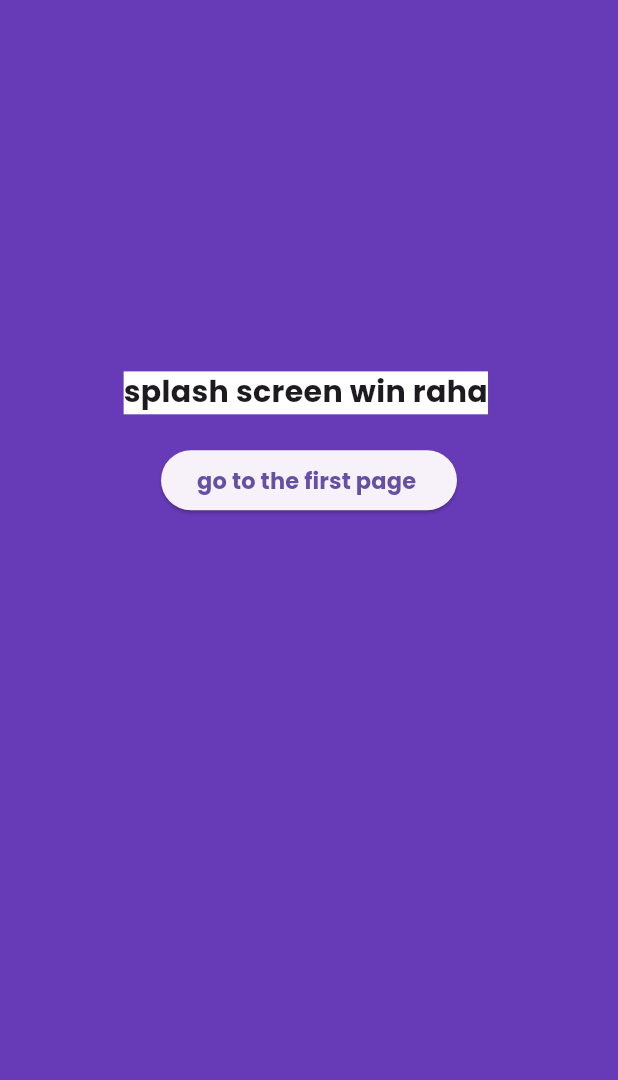
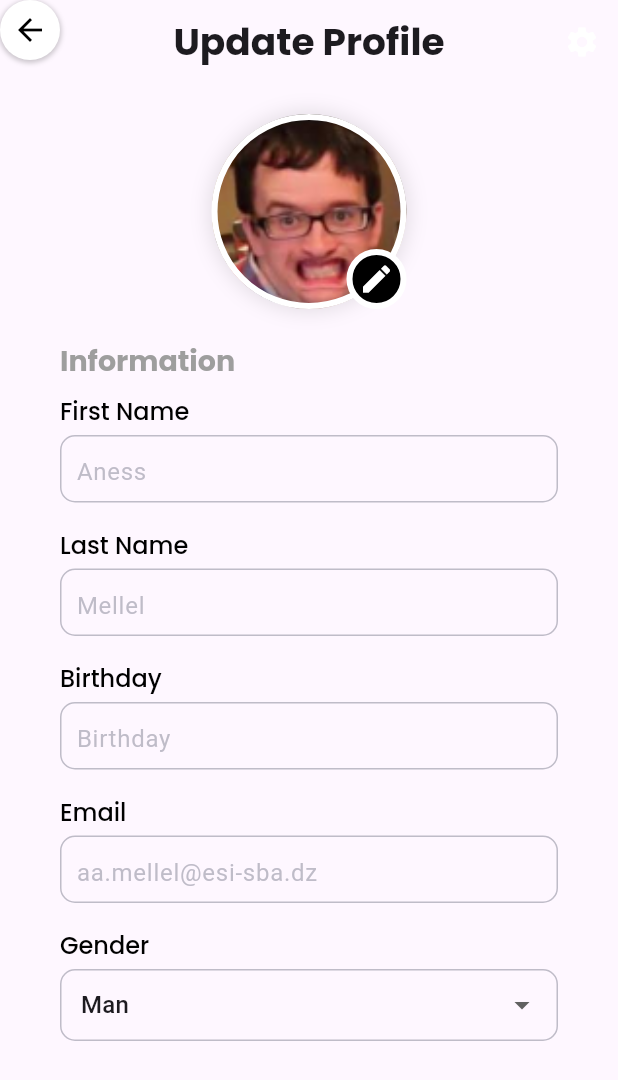
Before and after one commit to souhaibmk22/towpall, a Flutter app: the screen it shows after launch, on a phone screen of 412 x 824 dp. Shown: the top 1080 px of the screen. Run offline on Flutter 3.47's test engine with Material 3 defaults, Android fonts, the phone set to English and light mode, and no system bars; our stand-ins replace flutter_spinkit, geocoding, geolocator, google_fonts, intl_phone_number_input, location and 1 more.

Commit message:
update_profile screen\setting screen

```diff
--- a/lib/main.dart
+++ b/lib/main.dart
@@ -1,6 +1,10 @@
 // ignore_for_file: prefer_const_constructors
 
 import 'package:carihio/pages/home.dart';
+import 'package:carihio/pages/map_page.dart';
+import 'package:carihio/pages/select_location.dart';
+import 'package:carihio/pages/settings.dart';
+import 'package:carihio/pages/update_profile.dart';
 import 'package:flutter/material.dart';
 
 void main() {
@@ -16,7 +20,7 @@ class MyApp extends StatelessWidget {
     return MaterialApp(
       debugShowCheckedModeBanner: false,
       title: 'let me start',
-      home: homescreen(),
+      home: UpdateProfile (),
     );
   }
 }
--- /dev/null
+++ b/lib/pages/update_profile.dart
@@ -0,0 +1,335 @@
+import 'package:flutter/material.dart';
+
+class UpdateProfile extends StatefulWidget {
+  const UpdateProfile({Key? key}) : super(key: key);
+
+  @override
+  State<UpdateProfile> createState() => _UpdateProfileState();
+}
+
+class _UpdateProfileState extends State<UpdateProfile> {
+  String firstName = 'Aness';
+  String lastName = 'Mellel';
+  String birthday = 'Birthday';
+  String email = 'aa.mellel@esi-sba.dz';
+  String gender = 'Man';
+
+  @override
+  Widget build(BuildContext context) {
+    return Scaffold(
+      appBar: AppBar(
+        title: Text(
+          'Update Profile',
+          style: TextStyle(
+            fontFamily: 'Poppins',
+            fontSize: 25,
+            fontWeight: FontWeight.w700,
+            height: 1.58,
+
+          ),
+        ),
+        centerTitle: true,
+        leading: Builder(
+          builder: (BuildContext context) {
+            return Stack(
+              children: [
+                Container(
+                  height: 40,
+                  width: 40,
+                  decoration: BoxDecoration(
+                    shape: BoxShape.circle,
+                    boxShadow: [
+                      BoxShadow(
+                        color: Colors.black.withOpacity(0.2),
+                        spreadRadius: 1,
+                        blurRadius: 2,
+                        offset: const Offset(0, 1),
+                      ),
+                    ],
+                  ),
+                  child: const CircleAvatar(
+                    backgroundColor: Colors.white,
+                    child: Icon(
+                      Icons.arrow_back,
+                      color: Colors.black,
+                    ),
+                  ),
+                ),
+              ],
+            );
+          },
+        ),
+        actions: [
+          IconButton(
+            icon: const Icon(
+              Icons.settings,
+              color: Colors.white,
+            ),
+            onPressed: () {},
+          ),
+        ],
+      ),
+      body: GestureDetector(
+        onTap: () {
+          FocusScope.of(context).unfocus();
+        },
+        child: Padding(
+          padding: const EdgeInsets.symmetric(horizontal: 40, vertical: 20),
+          child: ListView(
+            children: [
+              Center(
+                child: Stack(
+                  children: [
+                    Container(
+                      width: 130,
+                      height: 130,
+                      decoration: BoxDecoration(
+                        border: Border.all(width: 4, color: Colors.white),
+                        boxShadow: [
+                          BoxShadow(
+                            spreadRadius: 2,
+                            blurRadius: 10,
+                            color: Colors.black.withOpacity(0.1),
+                          )
+                        ],
+                        shape: BoxShape.circle,
+                        image: const DecorationImage(
+                          fit: BoxFit.cover,
+                          image: AssetImage('images/pic.png'),
+                        ),
+                      ),
+                    ),
+                    Positioned(
+                      bottom: 0,
+                      right: 0,
+                      child: Container(
+                        height: 40,
+                        width: 40,
+                        decoration: BoxDecoration(
+                          shape: BoxShape.circle,
+                          border: Border.all(width: 4, color: Colors.white),
+                          color: Colors.black,
+                        ),
+                        child: const Icon(
+                          Icons.edit,
+                          color: Colors.white,
+                        ),
+                      ),
+                    ),
+                  ],
+                ),
+              ),
+              const SizedBox(height: 20),
+              Padding(
+                padding: const EdgeInsets.only(left: 0),
+                child: Text(
+                  'Information',
+                  style: const TextStyle(
+                    fontFamily: 'Poppins',
+                    fontSize: 19,
+                    fontWeight: FontWeight.w700,
+                    height: 1.5,
+                    letterSpacing: 0,
+                    color: Colors.grey,
+                  ),
+                ),
+              ),
+              UserInfoCard(
+                label: 'First Name',
+                initialValue: firstName,
+                onChanged: (value) {
+                  setState(() {
+                    firstName = value;
+                  });
+                },
+                setStateCallback: () {
+                  setState(() {});
+                },
+              ),
+              UserInfoCard(
+                label: 'Last Name',
+                initialValue: lastName,
+                onChanged: (value) {
+                  setState(() {
+                    lastName = value;
+                  });
+                },
+                setStateCallback: () {
+                  setState(() {});
+                },
+              ),
+              UserInfoCard(
+                label: 'Birthday',
+                initialValue: birthday,
+                onChanged: (value) {
+                  setState(() {
+                    birthday = value;
+                  });
+                },
+                setStateCallback: () {
+                  setState(() {});
+                },
+              ),
+              UserInfoCard(
+                label: 'Email',
+                initialValue: email,
+                onChanged: (value) {
+                  setState(() {
+                    email = value;
+                  });
+                },
+                setStateCallback: () {
+                  setState(() {});
+                },
+              ),
+              UserInfoCard(
+                label: 'Gender',
+                initialValue: gender,
+                onChanged: (value) {
+                  setState(() {
+                    gender = value;
+                  });
+                },
+                setStateCallback: () {
+                  setState(() {});
+                },
+              ),
+            ],
+          ),
+        ),
+      ),
+    );
+  }
+}
+
+class UserInfoCard extends StatefulWidget {
+  final String label;
+  final String initialValue;
+  final ValueChanged<String> onChanged;
+  final VoidCallback setStateCallback;
+
+  const UserInfoCard({
+    Key? key,
+    required this.label,
+    required this.initialValue,
+    required this.onChanged,
+    required this.setStateCallback,
+  }) : super(key: key);
+
+  @override
+  _UserInfoCardState createState() => _UserInfoCardState();
+}
+
+class _UserInfoCardState extends State<UserInfoCard> {
+  late TextEditingController _controller;
+  late FocusNode _focusNode;
+
+  @override
+  void initState() {
+    super.initState();
+    _controller = TextEditingController(text: widget.initialValue);
+    _focusNode = FocusNode();
+  }
+
+  @override
+  void dispose() {
+    _controller.dispose();
+    _focusNode.dispose();
+    super.dispose();
+  }
+
+  @override
+  Widget build(BuildContext context) {
+    return Padding(
+      padding: const EdgeInsets.symmetric(vertical: 8),
+      child: Column(
+        crossAxisAlignment: CrossAxisAlignment.start,
+        children: [
+          Text(
+            widget.label,
+            style: const TextStyle(
+              fontFamily: 'Poppins',
+              fontSize: 16,
+              fontWeight: FontWeight.w500,
+              height: 1.5,
+              letterSpacing: 0,
+              color: Colors.black,
+            ),
+          ),
+          const SizedBox(height: 4),
+          _buildInputField(),
+        ],
+      ),
+    );
+  }
+
+  Widget _buildInputField() {
+    if (widget.label == 'Gender') {
+      return DropdownButtonFormField<String>(
+        value: widget.initialValue,
+        items: ['Man', 'Woman'].map((String gender) {
+          return DropdownMenuItem<String>(
+            value: gender,
+            child: Text(gender),
+          );
+        }).toList(),
+        onChanged: (value) {
+          setState(() {
+            widget.onChanged(value!);
+            widget.setStateCallback();
+          });
+        },
+        decoration: InputDecoration(
+          border: OutlineInputBorder(
+            borderSide: BorderSide(color: Color(0xFF89898999)),
+            borderRadius: BorderRadius.circular(10),
+          ),
+          contentPadding: const EdgeInsets.symmetric(horizontal: 10),
+          enabledBorder: OutlineInputBorder(
+            borderSide: BorderSide(color: Color(0xFF89898999)),
+            borderRadius: BorderRadius.circular(10),
+          ),
+          focusedBorder: OutlineInputBorder(
+            borderSide: BorderSide(color: Colors.blue),
+            borderRadius: BorderRadius.circular(10),
+          ),
+        ),
+      );
+    } else {
+      return Container(
+        width: double.infinity,
+        height: 45,
+        decoration: BoxDecoration(
+          borderRadius: BorderRadius.circular(10),
+          border: Border.all(color: Color(0xFF89898999)),
+        ),
+        child: TextField(
+          focusNode: _focusNode,
+          decoration: const InputDecoration(
+            border: InputBorder.none,
+            contentPadding: EdgeInsets.symmetric(horizontal: 10),
+          ),
+          controller: _controller,
+          style: const TextStyle(
+            color: Color(0xFF89898999),
+          ),
+          onChanged: (newValue) {
+            widget.onChanged(newValue);
+            widget.setStateCallback();
+          },
+          onTap: () {
+            if (_controller.text == widget.initialValue) {
+              _controller.clear();
+            }
+          },
+          onEditingComplete: () {
+            if (_controller.text.isEmpty) {
+              _controller.text = widget.initialValue;
+            }
+            _focusNode.unfocus();
+          },
+        ),
+      );
+    }
+  }
+}
--- a/pubspec.yaml
+++ b/pubspec.yaml
@@ -30,6 +30,7 @@ environment:
 dependencies:
   flutter:
     sdk: flutter
+  google_maps_flutter: ^2.5.3
 
 
   # The following adds the Cupertino Icons font to your application.
@@ -100,3 +101,4 @@ flutter:
     - images/img.png
     - images/tower.png
     - images/driver.png
+    - images/pic.png
```
Also changed, not shown: lib/pages/map_page.dart (added, +15 -0 lines), lib/pages/settings.dart (added, +223 -0 lines), images/pic.png (added), pubspec.lock, 1 other file.
